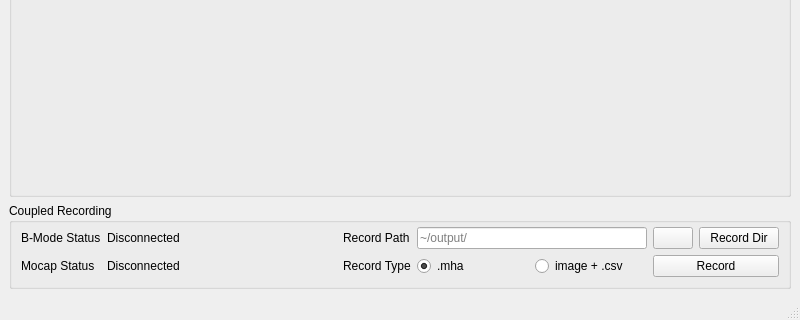
First picture: the form in ui/app_acquisition.ui, repository dacvm/BmodeMocapIntegration, before the edit; both pictures show x 0 to 800 and y 680 to 1000 of the 800 by 1000 pixel window.
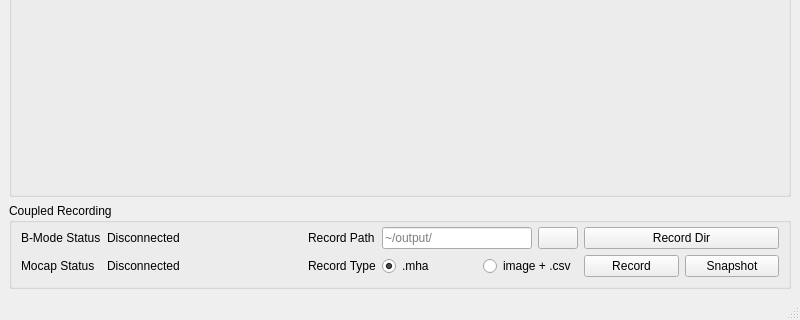
Second picture: the form after the edit. Icons and pictures are not drawn.

The edit to the form file:
```diff
--- a/ui/app_acquisition.ui
+++ b/ui/app_acquisition.ui
@@ -88,7 +88,7 @@
            <item>
             <layout class="QHBoxLayout" name="horizontalLayout_3" stretch="0">
              <item>
-              <layout class="QGridLayout" name="gridLayout" columnstretch="0,1,0,1,0,0">
+              <layout class="QGridLayout" name="gridLayout" columnstretch="0,1,0,1,0,1">
                <property name="sizeConstraint">
                 <enum>QLayout::SizeConstraint::SetMinimumSize</enum>
                </property>
@@ -120,23 +120,6 @@
                  </property>
                 </widget>
                </item>
-               <item row="0" column="4">
-                <widget class="QPushButton" name="pushButton_coupledrecord_recorddirClear">
-                 <property name="text">
-                  <string/>
-                 </property>
-                 <property name="icon">
-                  <iconset theme="QIcon::ThemeIcon::EditClear"/>
-                 </property>
-                </widget>
-               </item>
-               <item row="0" column="3">
-                <widget class="QLineEdit" name="lineEdit_coupledrecord_recorddir">
-                 <property name="placeholderText">
-                  <string>~/output/</string>
-                 </property>
-                </widget>
-               </item>
                <item row="0" column="0">
                 <widget class="QLabel" name="label_1">
                  <property name="text">
@@ -144,16 +127,6 @@
                  </property>
                 </widget>
                </item>
-               <item row="0" column="5">
-                <widget class="QPushButton" name="pushButton_coupledrecord_recorddirBrowse">
-                 <property name="text">
-                  <string>Record Dir</string>
-                 </property>
-                 <property name="icon">
-                  <iconset theme="QIcon::ThemeIcon::FolderOpen"/>
-                 </property>
-                </widget>
-               </item>
                <item row="1" column="2">
                 <widget class="QLabel" name="label_3">
                  <property name="text">
@@ -182,12 +155,54 @@
                  </item>
                 </layout>
                </item>
+               <item row="0" column="3">
+                <layout class="QHBoxLayout" name="horizontalLayout_5" stretch="0,0">
+                 <item>
+                  <widget class="QLineEdit" name="lineEdit_coupledrecord_recorddir">
+                   <property name="placeholderText">
+                    <string>~/output/</string>
+                   </property>
+                  </widget>
+                 </item>
+                 <item>
+                  <widget class="QPushButton" name="pushButton_coupledrecord_recorddirClear">
+                   <property name="text">
+                    <string/>
+                   </property>
+                   <property name="icon">
+                    <iconset theme="QIcon::ThemeIcon::EditClear"/>
+                   </property>
+                  </widget>
+                 </item>
+                </layout>
+               </item>
+               <item row="0" column="4" colspan="2">
+                <widget class="QPushButton" name="pushButton_coupledrecord_recorddirBrowse">
+                 <property name="text">
+                  <string>Record Dir</string>
+                 </property>
+                 <property name="icon">
+                  <iconset theme="QIcon::ThemeIcon::FolderOpen"/>
+                 </property>
+                </widget>
+               </item>
                <item row="1" column="4" colspan="2">
-                <widget class="QPushButton" name="pushButton_coupledrecord_recordStream">
-                 <property name="text">
-                  <string>Record</string>
-                 </property>
-                </widget>
+                <layout class="QHBoxLayout" name="horizontalLayout_6">
+                 <item>
+                  <widget class="QPushButton" name="pushButton_coupledrecord_recordStream">
+                   <property name="text">
+                    <string>Record</string>
+                   </property>
+                  </widget>
+                 </item>
+                 <item>
+                  <widget class="QPushButton" name="pushButton_coupledrecord_snapshot">
+                   <property name="text">
+                    <string>Snapshot</string>
+                   </property>
+                  </widget>
+                 </item>
+                </layout>
                </item>
               </layout>
              </item>
```
